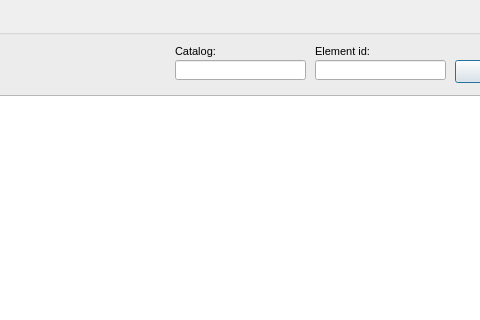
Before: the Qt Designer form ui/element_management.ui in Giswater/giswater_qgis_plugin, drawn with Qt 5; both pictures show x 130 to 610 and y 0 to 320 of the 718 by 544 pixel window.
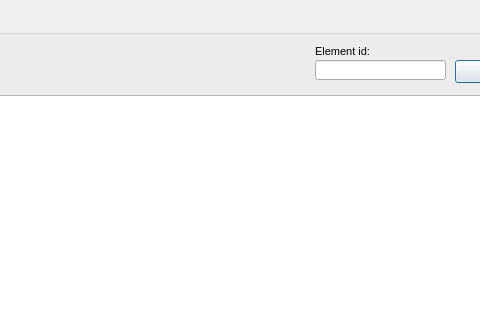
After: the same form once the commit is applied.

Commit message: Element manager dialog: remove catalog filter

What changed in the file:
```diff
--- a/ui/element_management.ui
+++ b/ui/element_management.ui
@@ -94,49 +94,6 @@
      </rect>
     </property>
    </widget>
-   <widget class="QLabel" name="label_data_event_to_4">
-    <property name="geometry">
-     <rect>
-      <x>290</x>
-      <y>25</y>
-      <width>116</width>
-      <height>22</height>
-     </rect>
-    </property>
-    <property name="font">
-     <font>
-      <pointsize>8</pointsize>
-     </font>
-    </property>
-    <property name="frameShape">
-     <enum>QFrame::NoFrame</enum>
-    </property>
-    <property name="frameShadow">
-     <enum>QFrame::Raised</enum>
-    </property>
-    <property name="text">
-     <string>Catalog:</string>
-    </property>
-    <property name="textFormat">
-     <enum>Qt::AutoText</enum>
-    </property>
-    <property name="scaledContents">
-     <bool>false</bool>
-    </property>
-    <property name="margin">
-     <number>3</number>
-    </property>
-   </widget>
-   <widget class="QLineEdit" name="catalog">
-    <property name="geometry">
-     <rect>
-      <x>290</x>
-      <y>45</y>
-      <width>131</width>
-      <height>20</height>
-     </rect>
-    </property>
-   </widget>
   </widget>
   <widget class="QPushButton" name="btn_cancel">
    <property name="geometry">
```
